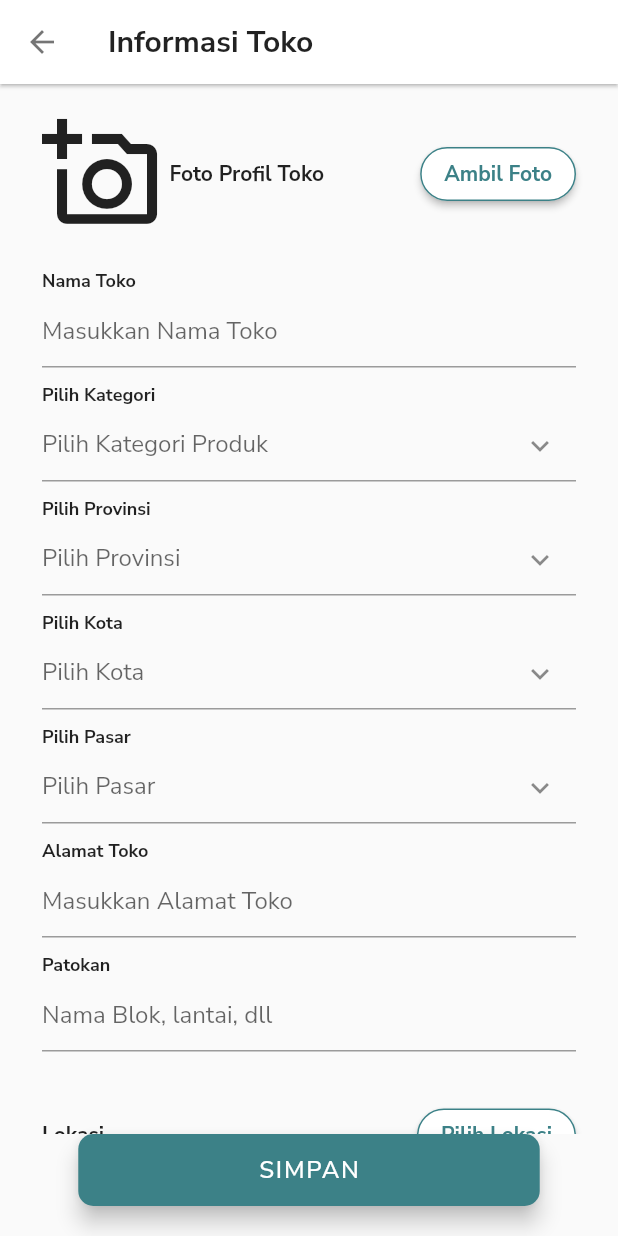
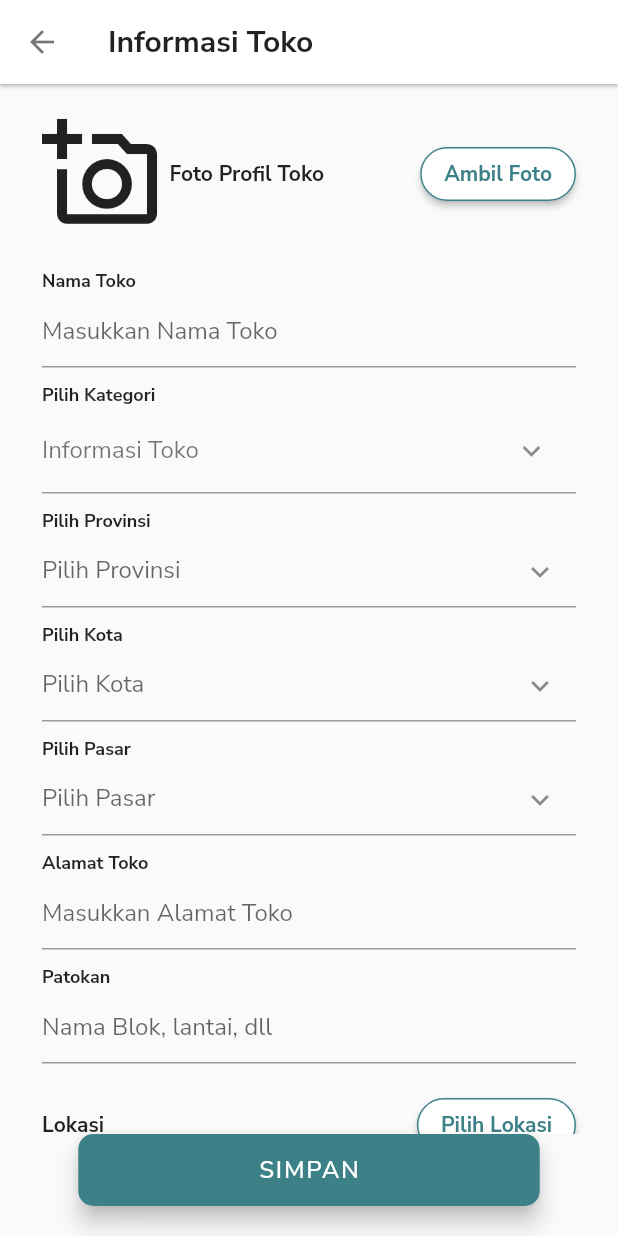
Before and after one commit to ryecries/blanjaloka_flutter, a Flutter app: the RegisterInfoToko screen opened directly, on a phone screen of 412 x 824 dp. Run offline on Flutter 3.47's test engine with Material 2 defaults, Android fonts, the light colour scheme and no system bars; our stand-ins replace google_fonts, image_picker.

Commit message:
update register_info_toko

```diff
--- a/lib/main.dart
+++ b/lib/main.dart
@@ -1,5 +1,7 @@
+import 'package:blanjaloka_flutter/screens/pedagang.dart';
 import 'package:blanjaloka_flutter/screens/register_info_toko.dart';
 import 'package:blanjaloka_flutter/screens/login.dart';
+import 'package:blanjaloka_flutter/screens/validasi_ubah_pass.dart';
 import 'package:flutter/material.dart';
 import 'package:flutter/cupertino.dart';
 import 'package:flutter/services.dart';
@@ -29,7 +31,7 @@ class MyApp extends StatelessWidget {
             .appBarTheme
             .copyWith(systemOverlayStyle: SystemUiOverlayStyle.dark),
       ),
-      home: RegisterInfoToko(),
+      home: Login(),
     );
   }
 }
--- a/lib/screens/register_info_toko.dart
+++ b/lib/screens/register_info_toko.dart
@@ -82,11 +82,33 @@ class _RegisterInfoTokoState extends State<RegisterInfoToko> {
         ),
         Padding(
           padding: const EdgeInsets.symmetric(horizontal: 8, vertical: 2),
-          child: TextFormField(
-            keyboardType: TextInputType.text,
-            decoration: InputDecoration(
-                hintText: 'Pilih Kategori Produk',
-                suffixIcon: Icon(Icons.keyboard_arrow_down)),
+          child: Container(
+            height: 56,
+            decoration: BoxDecoration(
+              border: Border(
+                bottom: BorderSide(width: 1.0, color: Colors.grey),
+              ),
+            ),
+            child: InkWell(
+              onTap: () {
+                Navigator.push(
+                  context,
+                  MaterialPageRoute(builder: (context) => RegisterInfoToko()),
+                );
+              },
+              child: Row(
+                children: [
+                  Expanded(
+                      flex: 10,
+                      child: Text(
+                        'Informasi Toko',
+                        style: TextStyle(
+                            fontSize: 16, color: Colors.black54),
+                      )),
+                  Expanded(flex: 2, child: Icon(Icons.keyboard_arrow_down, color: Colors.black45)),
+                ],
+              ),
+            ),
           ),
         )
       ],
@@ -255,7 +277,6 @@ class _RegisterInfoTokoState extends State<RegisterInfoToko> {
 
   Widget _buildLokasiToko() {
     return Row(
-
       mainAxisAlignment: MainAxisAlignment.spaceBetween,
       children: [
         Container(
@@ -267,7 +288,7 @@ class _RegisterInfoTokoState extends State<RegisterInfoToko> {
         ),
         // Spacer(),
         Container(
-          padding: const EdgeInsets.symmetric(horizontal: 8, vertical: 20),
+          padding: const EdgeInsets.symmetric(horizontal: 8, vertical: 15),
           child: ElevatedButton(
               onPressed: () {},
               style: ButtonStyle(
@@ -383,7 +404,6 @@ class _RegisterInfoTokoState extends State<RegisterInfoToko> {
                     _buildPasar(),
                     _buildAlamatToko(),
                     _buildPatokan(),
-                    new Padding(padding: EdgeInsets.only(top: 10)),
                     _buildLokasiToko(),
                   ],
                 ))
--- a/lib/screens/tokoregister.dart
+++ b/lib/screens/tokoregister.dart
@@ -1,4 +1,5 @@
 import 'package:blanjaloka_flutter/screens/pedagang.dart';
+import 'package:blanjaloka_flutter/screens/register_info_toko.dart';
 import 'package:flutter/material.dart';
 
 
@@ -151,7 +152,7 @@ class _TokoRegState extends State<TokoReg> {
                               onTap: () {
                                 Navigator.push(
                                   context,
-                                  MaterialPageRoute(builder: (context) => Pedagang()),
+                                  MaterialPageRoute(builder: (context) => RegisterInfoToko()),
                                 );
                               },
                               child: Row(
--- a/pubspec.yaml
+++ b/pubspec.yaml
@@ -14,7 +14,6 @@ dependencies:
     sdk: flutter
   image_picker: ^0.8.4+11
   cupertino_icons: ^1.0.2
-  image_picker: ^0.8.4+11
   google_fonts: ^2.1.1
   floating_bottom_navigation_bar: ^1.5.2
   carousel_slider: ^4.0.0
```
